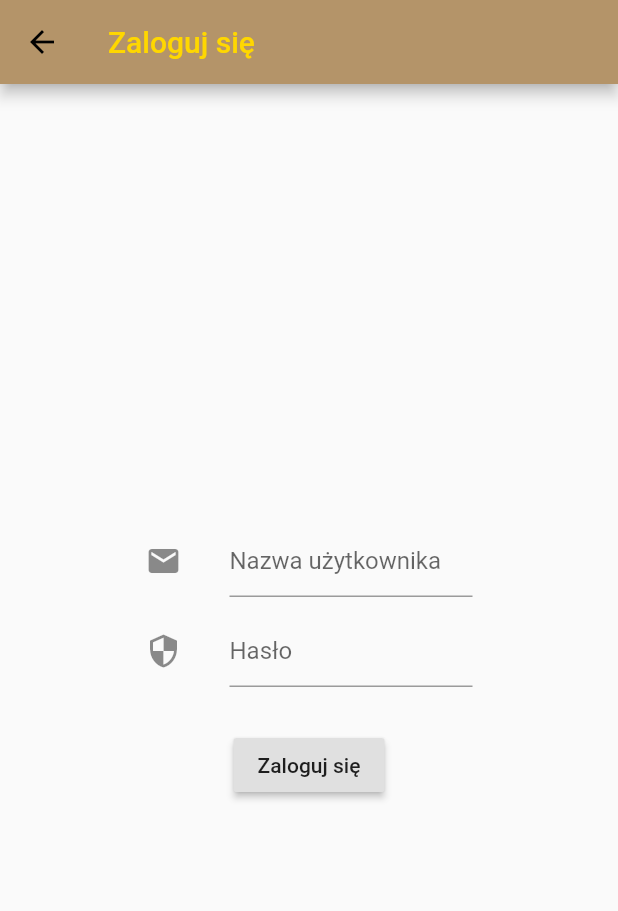
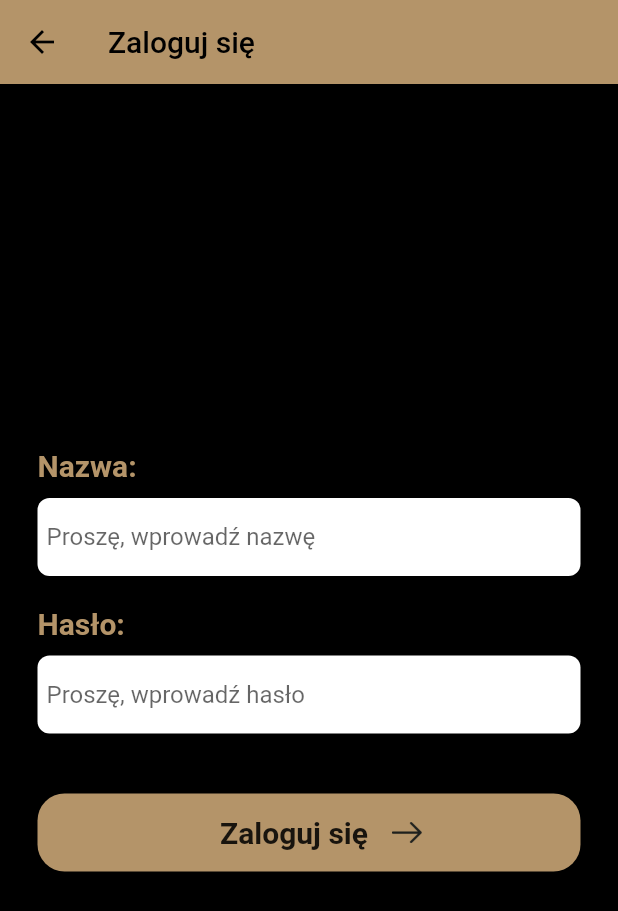
Before and after one commit to mateusz-grzegorzek/4B-mobile-app, a Flutter app: the screen it shows after launch, in the side drawer, after a tap on "Zaloguj się", on a phone screen of 412 x 824 dp. Shown: the top 911 px of the screen. Run offline on Flutter 3.47's test engine with Material 2 defaults, Android fonts, the phone set to English and light mode, and no system bars; our stand-ins replace firebase_database, location, shared_preferences; accounts and stored records are empty; generated files the repository leaves out were written again.

Commit message:
Add LoginPage graphics

```diff
--- a/lib/main.dart
+++ b/lib/main.dart
@@ -24,7 +24,7 @@ void main() {
 }
 
 class BusinessMobileApp extends StatelessWidget {
-  final routes = <String, WidgetBuilder> {
+  final routes = <String, WidgetBuilder>{
     // HOME
     HomePage.Id: (context) => HomePage(),
     AboutUsPage.Id: (context) => AboutUsPage(),
@@ -48,9 +48,6 @@ class BusinessMobileApp extends StatelessWidget {
     return MaterialApp(
         title: '4B Mobile App',
         debugShowCheckedModeBanner: false,
-        theme: ThemeData(
-          primarySwatch: Colors.blue,
-        ),
         home: HomePage(),
         routes: routes);
   }
--- a/lib/pages/home/login/login_page.dart
+++ b/lib/pages/home/login/login_page.dart
@@ -1,3 +1,4 @@
+import 'package:business_mobile_app/utils/fonts.dart';
 import 'package:flutter/material.dart';
 
 import '../../trips/trips_page.dart';
@@ -51,42 +52,102 @@ class _LoginPageState extends State<LoginPage> {
 
   @override
   Widget build(BuildContext context) {
-    return new Scaffold(
+    var scaf;
+    try {
+      scaf = Scaffold(
           resizeToAvoidBottomPadding: false,
+          backgroundColor: Colors.black,
           appBar: fGetDefaultAppBar(LoginPage.Title),
-        body: new Center(
+          body: new Container(
+              padding: EdgeInsets.all(25.0),
               child: new Column(
                 mainAxisAlignment: MainAxisAlignment.center,
+                crossAxisAlignment: CrossAxisAlignment.start,
                 children: <Widget>[
-            new SizedBox(
-              width: 250.0,
-              height: 60.0,
-              child: new ListTile(
-                leading: const Icon(Icons.email),
-                title: new TextField(
+                  Text(
+                    "Nazwa:",
+                    style: TextStyle(
+                        color: gBrownColor,
+                        fontSize: 20.0,
+                        fontWeight: FontWeight.bold),
+                  ),
+                  Padding(padding: EdgeInsets.all(5)),
+                  Container(
+                      height: 52,
+                      decoration: BoxDecoration(
+                        borderRadius: BorderRadius.circular(8.0),
+                        color: Colors.white,
+                      ),
+                      child: Center(
+                        child: Padding(
+                          padding: const EdgeInsets.only(left: 6.0),
+                          child: TextField(
                             controller: mUserNameTextEditingController,
-                  decoration: new InputDecoration(
-                    hintText: "Nazwa użytkownika",
+                            decoration: InputDecoration(
+                                fillColor: Colors.white,
+                                border: InputBorder.none,
+                                hintText: 'Proszę, wprowadź nazwę'),
                           ),
                         ),
+                      )),
+                  Padding(padding: EdgeInsets.all(10)),
+                  Text(
+                    "Hasło:",
+                    style: TextStyle(
+                        color: gBrownColor,
+                        fontSize: 20.0,
+                        fontWeight: FontWeight.bold),
+                  ),
+                  Padding(padding: EdgeInsets.all(5)),
+                  Container(
+                      height: 52,
+                      decoration: BoxDecoration(
+                        borderRadius: BorderRadius.circular(8.0),
+                        color: Colors.white,
+                      ),
+                      child: Center(
+                        child: Padding(
+                          padding: const EdgeInsets.only(left: 6.0),
+                          child: TextField(
+                            controller: mPasswordTextEditingController,
+                            decoration: InputDecoration(
+                                fillColor: Colors.white,
+                                border: InputBorder.none,
+                                hintText: 'Proszę, wprowadź hasło'),
                           ),
                         ),
-            new SizedBox(
-              width: 250.0,
-              height: 60.0,
-              child: new ListTile(
-                  leading: const Icon(Icons.security),
-                  title: new TextField(
-                    controller: mPasswordTextEditingController,
-                    obscureText: true,
-                    decoration: new InputDecoration(
-                      hintText: "Hasło",
+                      )),
+                  new Padding(padding: new EdgeInsets.all(20.0)),
+                  Container(
+                    alignment: Alignment.center,
+                    width: double.infinity,
+                    height: 52,
+                    decoration: BoxDecoration(
+                      borderRadius: BorderRadius.circular(18.0),
+                      color: gBrownColor,
                     ),
+                    child: Row(
+                      mainAxisAlignment: MainAxisAlignment.center,
+                      children: <Widget>[
+                        FlatButton(
+                            onPressed: fLogin,
+                            child: Text(
+                              'Zaloguj się',
+                              style: TextStyle(
+                                  fontSize: 20, fontWeight: FontWeight.bold),
                             )),
+                        Image(
+                          image: AssetImage("assets/images/login_arrow.png"),
+                          width: 20,
                         ),
-            new Padding(padding: new EdgeInsets.all(10.0)),
-            new RaisedButton(child: new Text("Zaloguj się"), onPressed: fLogin),
+                      ],
+                    ),
+                  ),
                 ],
               )));
+    } catch (e) {
+      print(e);
+    }
+    return scaf;
   }
 }
--- a/lib/utils/widgets/appbars.dart
+++ b/lib/utils/widgets/appbars.dart
@@ -7,5 +7,5 @@ AppBar fGetDefaultAppBar([String title = ""]) {
         color: Colors.black,
       ),
       backgroundColor: gBrownColor,
-      title: Text(title, style: TextStyle(color: gGoldColor)));
+      title: Text(title, style: TextStyle(color: Colors.black)));
 }
```
Lines whose indentation alone changed are shown as unchanged.
